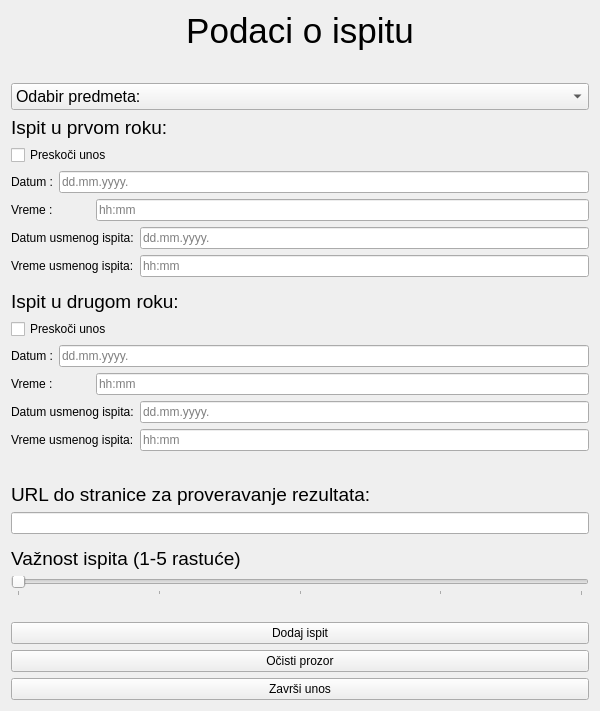
stenjo1/MATF_Planner, file Planer/MatfPlaner/forms/InsertExams.ui: the form before one commit.
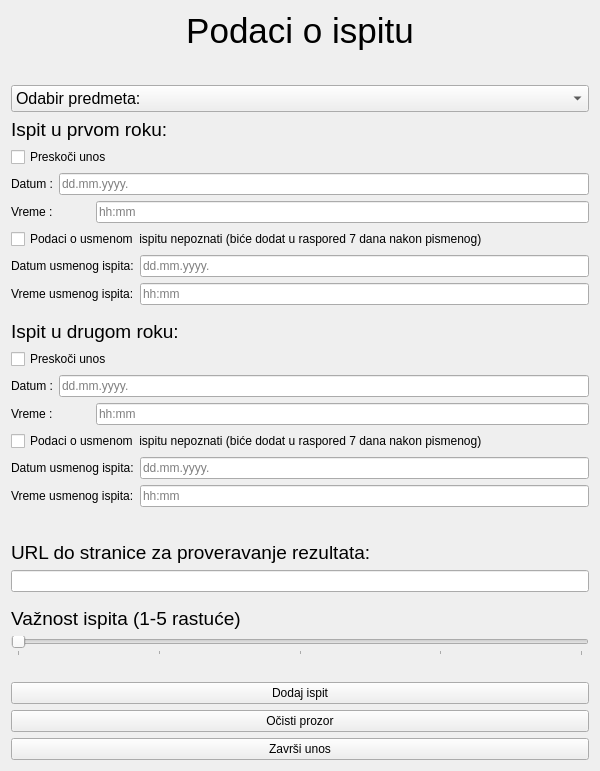
The form after the commit.

```diff
--- a/Planer/MatfPlaner/forms/InsertExams.ui
+++ b/Planer/MatfPlaner/forms/InsertExams.ui
@@ -7,7 +7,7 @@
     <x>0</x>
     <y>0</y>
     <width>600</width>
-    <height>711</height>
+    <height>771</height>
    </rect>
   </property>
   <property name="windowTitle">
@@ -118,6 +118,13 @@
      </item>
     </layout>
    </item>
+   <item>
+    <widget class="QCheckBox" name="checkBoxOral1">
+     <property name="text">
+      <string>Podaci o usmenom  ispitu nepoznati (biće dodat u raspored 7 dana nakon pismenog)</string>
+     </property>
+    </widget>
+   </item>
    <item>
     <layout class="QHBoxLayout" name="horizontalLayout">
      <item>
@@ -222,6 +229,13 @@
      </item>
     </layout>
    </item>
+   <item>
+    <widget class="QCheckBox" name="checkBoxOral2">
+     <property name="text">
+      <string>Podaci o usmenom  ispitu nepoznati (biće dodat u raspored 7 dana nakon pismenog)</string>
+     </property>
+    </widget>
+   </item>
    <item>
     <layout class="QHBoxLayout" name="horizontalLayout_7">
      <item>
```
Left out of the diff: 8 changed lines with no effect on the pictures.
